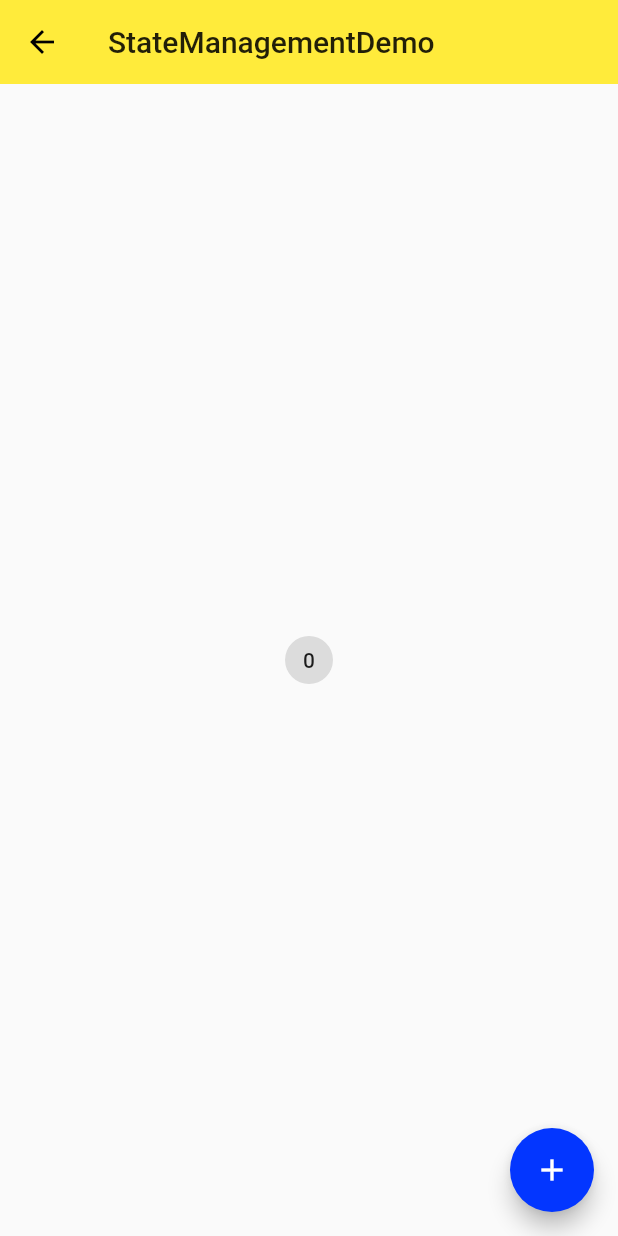
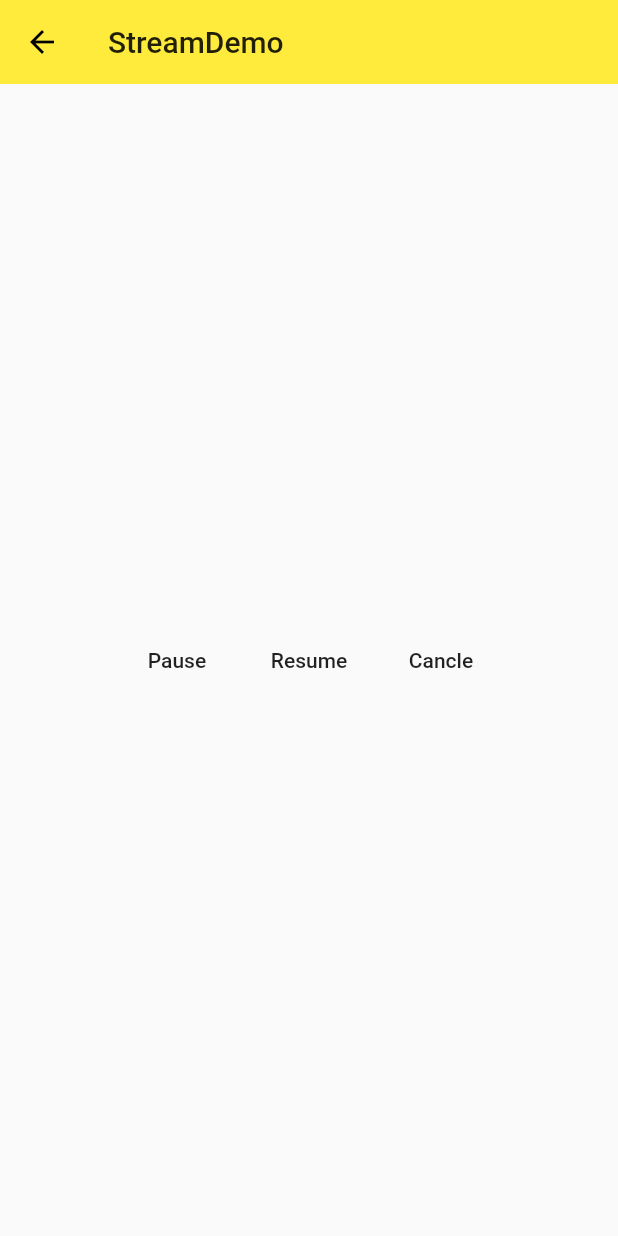
Before and after one commit to yefengming/yefengming_flutter, a Flutter app: the screen it shows after launch, on a phone screen of 412 x 824 dp. Run offline on Flutter 3.47's test engine with Material 2 defaults, Android fonts, the phone set to English and light mode, and no system bars.

Commit message:
创建，监听stream状态

```diff
--- /dev/null
+++ b/lib/demo/stream/stream_demo.dart
@@ -0,0 +1,99 @@
+import 'package:flutter/material.dart';
+import 'dart:async';
+
+class StreamDemo extends StatelessWidget {
+  @override
+  Widget build(BuildContext context) {
+    return Scaffold(
+      appBar: AppBar(
+        title: Text('StreamDemo'),
+        elevation: 0.0,
+      ),
+      body: StreamDemoHome(),
+    );
+  }
+}
+
+class StreamDemoHome extends StatefulWidget {
+  @override
+  _StreamDemoHomeState createState() => _StreamDemoHomeState();
+}
+
+class _StreamDemoHomeState extends State<StreamDemoHome> {
+  StreamSubscription _streamDemoSubscription;
+
+  @override
+  void initState() {
+    super.initState();
+
+    print('Cream a stream');
+    Stream<String> _streamDemo = Stream.fromFuture(fetchData()); //fromFuture创建stream
+
+    print('Stat listening on a stream');
+    _streamDemoSubscription =
+        _streamDemo.listen(onData, onError: onError, onDone: onDone); //监听/订阅stream
+
+    print('Initialize completed');
+  }
+
+  void onDone() {
+    print('onDone');
+  }
+
+  void onError(error) {
+    print('Error: $error');
+  }
+
+  void onData(String data) {
+    print('$data');
+  }
+
+
+  ////处理监听状态:暂停/恢复/取消监听
+  void _pauseStream() {
+    print('Pause subscription');
+    _streamDemoSubscription.pause();
+  }
+
+  void _resumeSteam() {
+    print('Resume subscription');
+    _streamDemoSubscription.resume();
+  }
+
+  void _cancleSteam() {
+    print('Cancle subscription');
+    _streamDemoSubscription.cancel();
+  }
+
+
+  Future<String> fetchData() async {
+    await Future.delayed(Duration(seconds: 5));
+    return 'hello~';
+//    throw 'Something happened';
+  }
+
+  @override
+  Widget build(BuildContext context) {
+    return Container(
+      child: Center(
+        child: Row(
+          mainAxisAlignment: MainAxisAlignment.center,
+          children: <Widget>[
+            FlatButton(
+              child: Text('Pause'),
+              onPressed: _pauseStream,
+            ),
+            FlatButton(
+              child: Text('Resume'),
+              onPressed: _resumeSteam,
+            ),
+            FlatButton(
+              child: Text('Cancle'),
+              onPressed: _cancleSteam,
+            ),
+          ],
+        ),
+      ),
+    );
+  }
+}
--- a/lib/main.dart
+++ b/lib/main.dart
@@ -13,6 +13,7 @@ import './demo/meterial_components.dart';
 import './demo/state/state_management_demo.dart';
 import './demo/state/state_management_demo2.dart';
 import './demo/state/state_management_demo3.dart';
+import './demo/stream/stream_demo.dart';
 
 void main() => runApp(App());
 
@@ -31,7 +32,8 @@ class App extends StatelessWidget {
 //        initialRoute: '/mdc', //五、按钮/输入/对话框/列表
 //        initialRoute: '/state_management', //六、state_management小部件
 //        initialRoute: '/state_management2', //七、创建与使用InheritedWidget有效传递数据给子部件
-        initialRoute: '/state_management3', //八、使用ScopedModel传递数据
+//        initialRoute: '/state_management3', //八、使用ScopedModel传递数据
+        initialRoute: '/stream', // 九、stream
 
         //路由名字
       routes: {
@@ -43,6 +45,7 @@ class App extends StatelessWidget {
         '/state_management': (context) => StateManagementDemo(),
         '/state_management2': (context) => StateManagementDemo2(),
         '/state_management3': (context) => StateManagementDemo3(),
+        '/stream': (context) => StreamDemo(),
       },
 
       theme: ThemeData(
```
